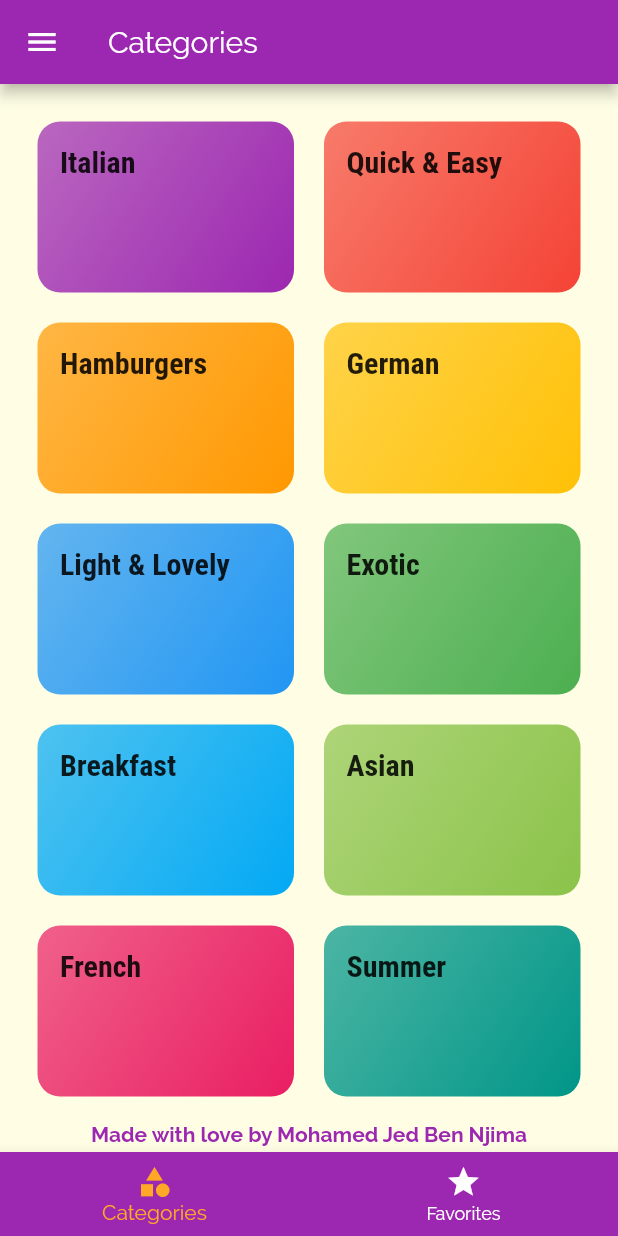
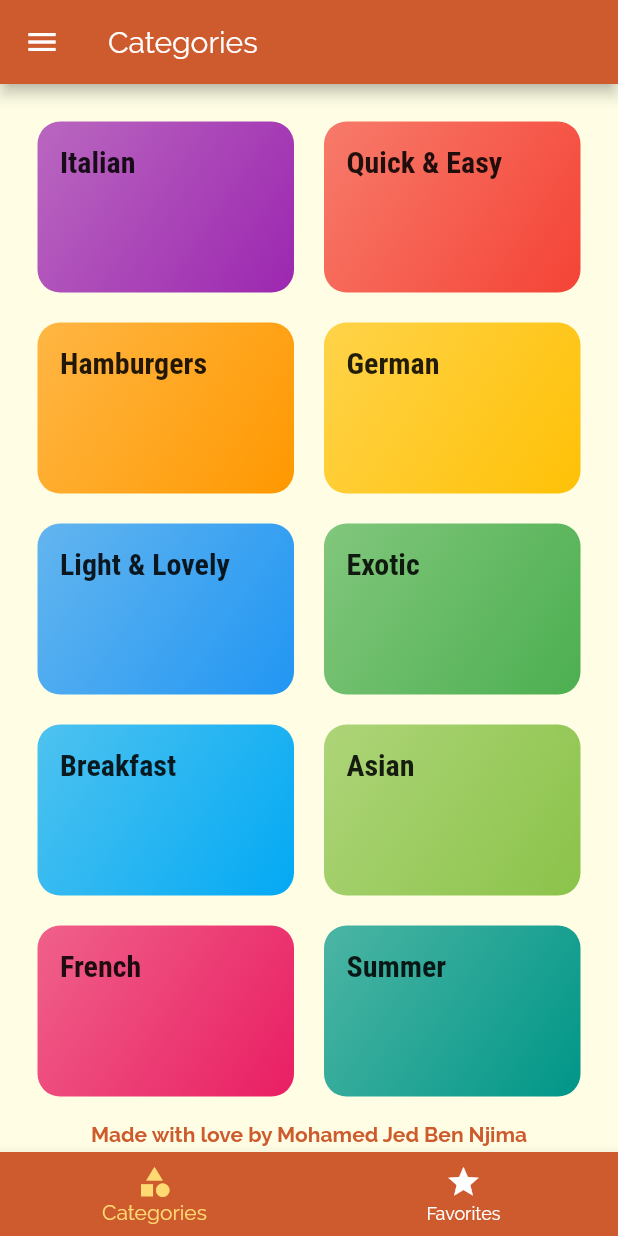
Before and after one commit to HumHumDude/RecetteFlut, a Flutter app: the screen it shows after launch, on a phone screen of 412 x 824 dp. Run offline on Flutter 3.47's test engine with Material 2 defaults, Android fonts, the phone set to English and light mode, and no system bars.

Commit message:
Changed main colors

```diff
--- a/lib/main.dart
+++ b/lib/main.dart
@@ -73,8 +73,8 @@ class _MyAppState extends State<MyApp> {
       debugShowCheckedModeBanner: false,
       title: 'DeliMeals',
       theme: ThemeData(
-        primarySwatch: Colors.purple,
-        accentColor: Colors.orange[400],
+        primaryColor: Color(0xFFCE5B2E),
+        accentColor: Color(0xFFFFDA73),
         canvasColor: Color.fromRGBO(255, 254, 229, 1),
         fontFamily: 'Raleway',
         textTheme: ThemeData.light().textTheme.copyWith(
--- a/lib/screens/categories_screen.dart
+++ b/lib/screens/categories_screen.dart
@@ -32,7 +32,9 @@ class CategoriesScreen extends StatelessWidget {
           height: 20,
           child: Text(
             'Made with love by Mohamed Jed Ben Njima',
-            style: TextStyle(fontWeight: FontWeight.bold, color: Colors.purple),
+            style: TextStyle(
+                fontWeight: FontWeight.bold,
+                color: Theme.of(context).primaryColor),
           ),
         )
       ],
```
